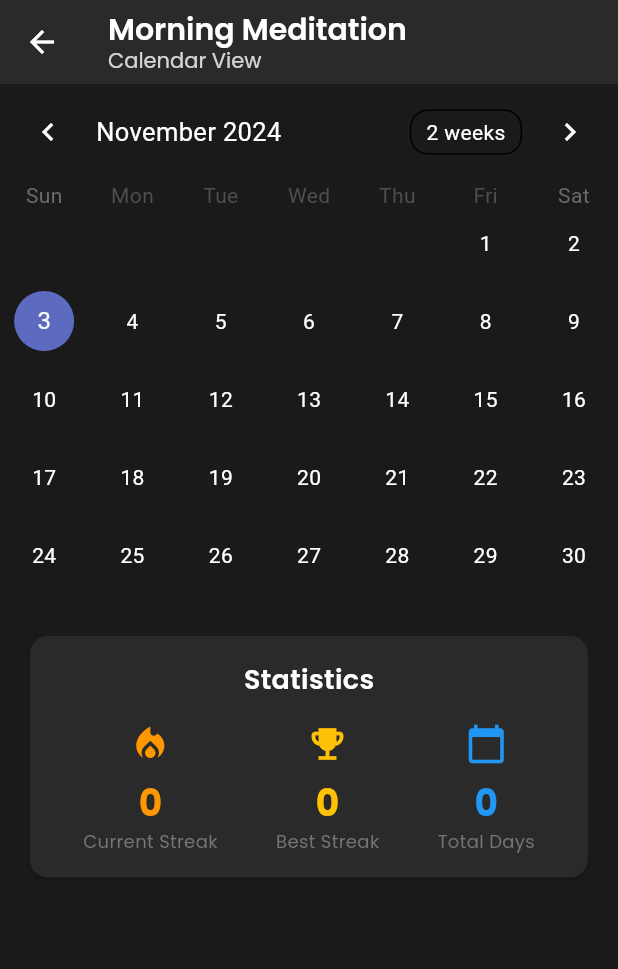
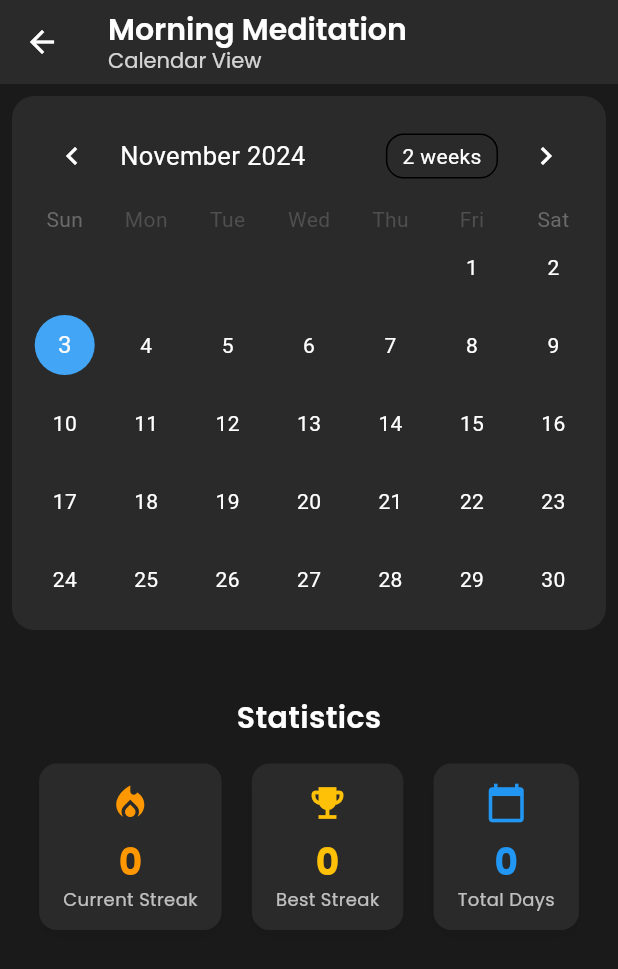
Before and after one commit to callmeartan/habitly, a Flutter app: the screen it shows after launch, after a tap on the "dark mode" icon, after a tap on "Morning Meditation", on a phone screen of 412 x 824 dp. Shown: the top 969 px of the screen. Run offline on Flutter 3.47's test engine with Material 3 defaults, Android fonts, the phone set to English and light mode, and no system bars; drawn by our look-alikes of table_calendar; our stand-ins replace flutter_local_notifications, google_fonts, shared_preferences, timezone.

Commit message:
- Add HabitCalendarScreen with completion tracking - Update Habit model with completion dates functionality - Add streak calculation methods - Implement calendar visualization - Add statistics display for streaks and completions - Fix date handling and persistence

```diff
--- a/lib/screens/habit_calendar_screen.dart
+++ b/lib/screens/habit_calendar_screen.dart
@@ -1,3 +1,4 @@
+// lib/screens/habit_calendar_screen.dart
 import 'package:flutter/material.dart';
 import 'package:table_calendar/table_calendar.dart';
 import 'package:google_fonts/google_fonts.dart';
@@ -28,6 +29,7 @@ class _HabitCalendarScreenState extends State<HabitCalendarScreen> {
     _focusedDay = DateTime.now();
     _selectedDay = DateTime.now();
     _initializeCompletionMap();
+    print('Completion dates in initState: ${widget.habit.completionDates}');
   }
 
   void _initializeCompletionMap() {
@@ -35,7 +37,20 @@ class _HabitCalendarScreenState extends State<HabitCalendarScreen> {
     for (final date in widget.habit.completionDates) {
       final normalizedDate = DateTime(date.year, date.month, date.day);
       _completionMap[normalizedDate] = true;
+      print('Adding date to completion map: $normalizedDate');
     }
+  }
+
+  bool _isDateCompleted(DateTime date) {
+    final normalizedDate = DateTime(date.year, date.month, date.day);
+    return widget.habit.completionDates.any((completionDate) {
+      final normalizedCompletionDate = DateTime(
+        completionDate.year,
+        completionDate.month,
+        completionDate.day,
+      );
+      return normalizedCompletionDate.isAtSameMomentAs(normalizedDate);
+    });
   }
 
   @override
@@ -44,7 +59,9 @@ class _HabitCalendarScreenState extends State<HabitCalendarScreen> {
     final colorScheme = theme.colorScheme;
 
     return Scaffold(
+      backgroundColor: theme.scaffoldBackgroundColor,
       appBar: AppBar(
+        backgroundColor: theme.primaryColor,
         title: Column(
           crossAxisAlignment: CrossAxisAlignment.start,
           children: [
@@ -53,13 +70,14 @@ class _HabitCalendarScreenState extends State<HabitCalendarScreen> {
               style: GoogleFonts.poppins(
                 fontSize: 20,
                 fontWeight: FontWeight.w600,
+                color: theme.primaryTextTheme.titleLarge?.color,
               ),
             ),
             Text(
               'Calendar View',
               style: GoogleFonts.poppins(
                 fontSize: 14,
-                color: colorScheme.onPrimary.withOpacity(0.8),
+                color: theme.primaryTextTheme.titleLarge?.color?.withAlpha(204),
               ),
             ),
           ],
@@ -67,14 +85,20 @@ class _HabitCalendarScreenState extends State<HabitCalendarScreen> {
       ),
       body: Column(
         children: [
-          TableCalendar(
+          Card(
+            margin: const EdgeInsets.all(8.0),
+            elevation: 0,
+            shape: RoundedRectangleBorder(
+              borderRadius: BorderRadius.circular(15),
+            ),
+            child: Padding(
+              padding: const EdgeInsets.all(8.0),
+              child: TableCalendar(
                 firstDay: DateTime.now().subtract(const Duration(days: 365)),
                 lastDay: DateTime.now().add(const Duration(days: 365)),
                 focusedDay: _focusedDay,
                 calendarFormat: _calendarFormat,
-            selectedDayPredicate: (day) {
-              return isSameDay(_selectedDay, day);
-            },
+                selectedDayPredicate: (day) => isSameDay(_selectedDay, day),
                 onDaySelected: (selectedDay, focusedDay) {
                   setState(() {
                     _selectedDay = selectedDay;
@@ -90,19 +114,26 @@ class _HabitCalendarScreenState extends State<HabitCalendarScreen> {
                   outsideDaysVisible: false,
                   weekendTextStyle: TextStyle(color: colorScheme.onSurface),
                   holidayTextStyle: TextStyle(color: colorScheme.onSurface),
-              markersAnchor: 1.5,
+                  selectedDecoration: BoxDecoration(
+                    color: colorScheme.primary,
+                    shape: BoxShape.circle,
+                  ),
+                  todayDecoration: BoxDecoration(
+                    color: colorScheme.primary.withAlpha(128),
+                    shape: BoxShape.circle,
+                  ),
                 ),
                 calendarBuilders: CalendarBuilders(
                   markerBuilder: (context, date, events) {
-                final normalizedDate = DateTime(date.year, date.month, date.day);
-                if (_completionMap[normalizedDate] == true) {
-                  return Container(
+                    if (_isDateCompleted(date)) {
+                      return Center(
+                        child: Container(
                           decoration: BoxDecoration(
                             shape: BoxShape.circle,
-                      color: colorScheme.primary.withOpacity(0.8),
+                            color: colorScheme.primary,
                           ),
-                    width: 42,
-                    height: 42,
+                          width: 35,
+                          height: 35,
                           child: Center(
                             child: Text(
                               date.day.toString(),
@@ -112,63 +143,98 @@ class _HabitCalendarScreenState extends State<HabitCalendarScreen> {
                               ),
                             ),
                           ),
+                        ),
                       );
                     }
                     return null;
                   },
                 ),
               ),
-          const SizedBox(height: 24),
-          Padding(
-            padding: const EdgeInsets.symmetric(horizontal: 16),
-            child: Card(
-              child: Padding(
-                padding: const EdgeInsets.all(16),
+            ),
+          ),
+          const SizedBox(height: 20),
+          _buildStats(),
+        ],
+      ),
+    );
+  }
+
+  Widget _buildStats() {
+    final theme = Theme.of(context);
+    final colorScheme = theme.colorScheme;
+
+    final totalDays = widget.habit.completionDates.length;
+    final currentStreak = _calculateCurrentStreak();
+    final bestStreak = _calculateBestStreak();
+    final completionRate = totalDays > 0
+        ? (totalDays / widget.habit.completionDates.length * 100).toStringAsFixed(1)
+        : '0';
+
+    return Padding(
+      padding: const EdgeInsets.all(16.0),
       child: Column(
         children: [
           Text(
             'Statistics',
             style: GoogleFonts.poppins(
-                        fontSize: 18,
+              fontSize: 20,
               fontWeight: FontWeight.w600,
+              color: colorScheme.onSurface,
             ),
           ),
           const SizedBox(height: 16),
           Row(
             mainAxisAlignment: MainAxisAlignment.spaceAround,
             children: [
-                        _buildStatItem(
+              _buildStatCard(
                 'Current Streak',
-                          _calculateCurrentStreak().toString(),
+                currentStreak.toString(),
                 Icons.local_fire_department,
+                theme,
                 Colors.orange,
               ),
-                        _buildStatItem(
+              _buildStatCard(
                 'Best Streak',
-                          _calculateBestStreak().toString(),
+                bestStreak.toString(),
                 Icons.emoji_events,
+                theme,
                 Colors.amber,
               ),
-                        _buildStatItem(
+              _buildStatCard(
                 'Total Days',
-                          widget.habit.completionDates.length.toString(),
+                totalDays.toString(),
                 Icons.calendar_today,
+                theme,
                 Colors.blue,
               ),
             ],
           ),
         ],
       ),
-              ),
-            ),
+    );
+  }
+
+  Widget _buildStatCard(
+      String label,
+      String value,
+      IconData icon,
+      ThemeData theme,
+      Color color,
+      ) {
+    return Container(
+      padding: const EdgeInsets.symmetric(horizontal: 16, vertical: 12),
+      decoration: BoxDecoration(
+        color: theme.cardColor,
+        borderRadius: BorderRadius.circular(12),
+        boxShadow: [
+          BoxShadow(
+            color: Colors.black.withAlpha(13),
+            blurRadius: 10,
+            offset: const Offset(0, 4),
           ),
         ],
       ),
-    );
-  }
-
-  Widget _buildStatItem(String label, String value, IconData icon, Color color) {
-    return Column(
+      child: Column(
         children: [
           Icon(icon, color: color, size: 28),
           const SizedBox(height: 8),
@@ -184,10 +250,11 @@ class _HabitCalendarScreenState extends State<HabitCalendarScreen> {
             label,
             style: GoogleFonts.poppins(
               fontSize: 12,
-            color: Colors.grey[600],
+              color: theme.textTheme.bodySmall?.color?.withAlpha(179),
             ),
           ),
         ],
+      ),
     );
   }
 
@@ -208,6 +275,15 @@ class _HabitCalendarScreenState extends State<HabitCalendarScreen> {
       } else {
         break;
       }
+    }
+
+    // Check if the streak is still active (includes today or yesterday)
+    final today = DateTime.now();
+    final latestDate = sortedDates[0];
+    final daysSinceLatest = today.difference(latestDate).inDays;
+
+    if (daysSinceLatest > 1) {
+      return 0; // Streak is broken if more than 1 day has passed
     }
 
     return streak;
```
Also changed, not shown: lib/models/habit.dart (+100 -11 lines), lib/screens/habit_dashboard.dart (+21 -7 lines). Lines whose indentation alone changed are shown as unchanged.
